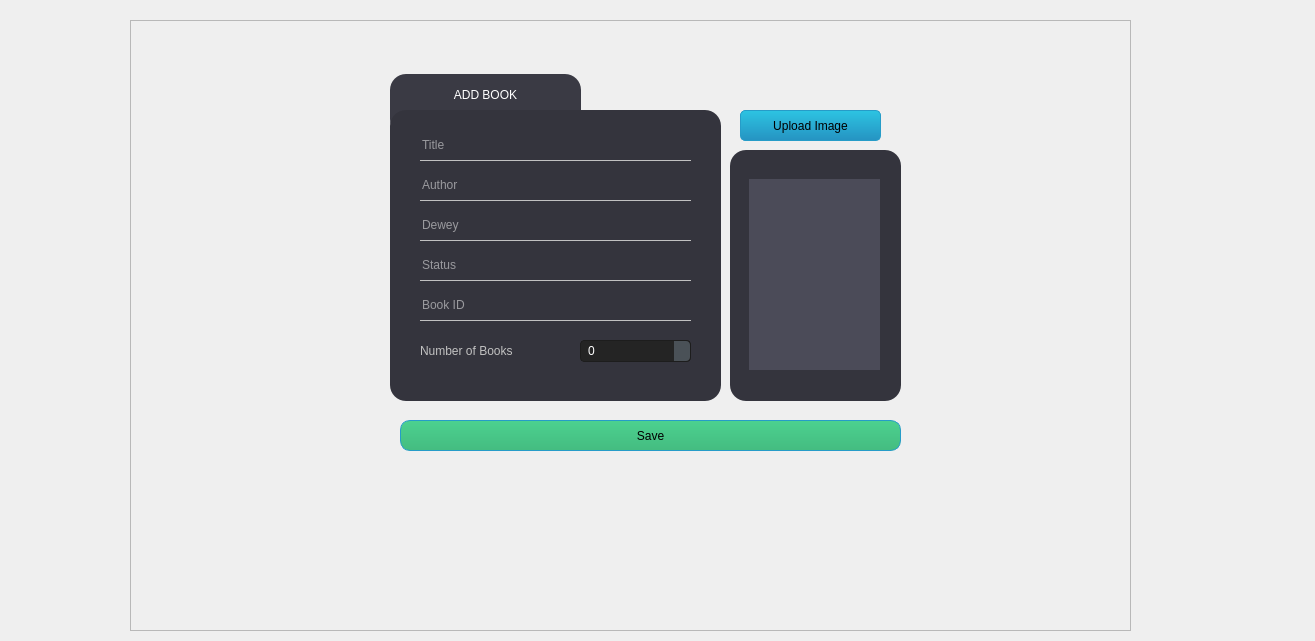
The window that theLIBRARY/addbook.ui (270122090/the_Library) describes before a commit, drawn with Qt 5.
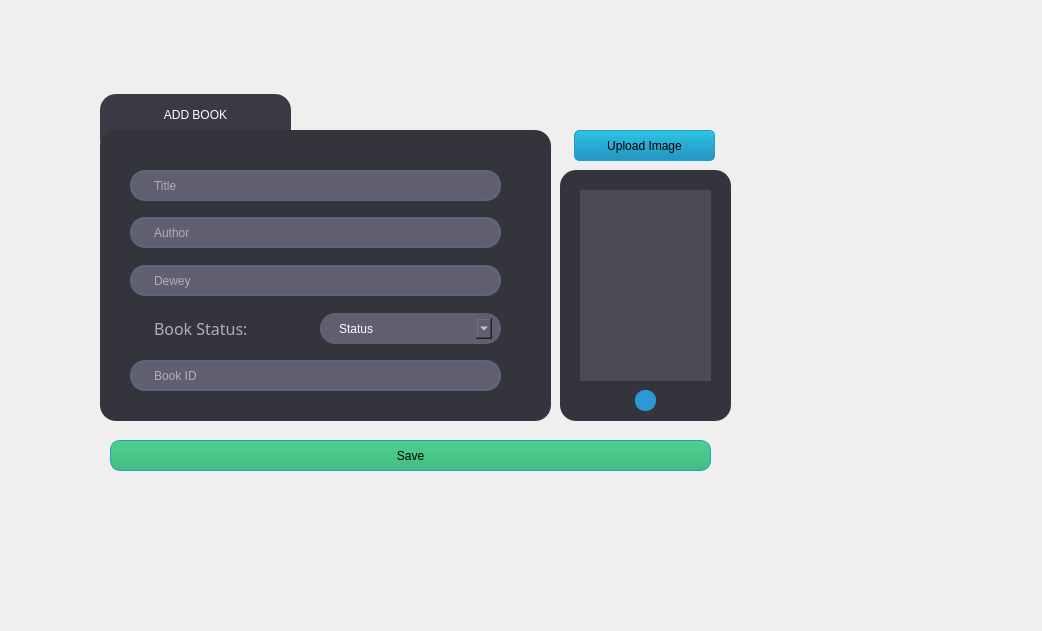
The same window after the commit. Icons and pictures are not drawn.

The edit to the form file:
```diff
--- a/theLIBRARY/addbook.ui
+++ b/theLIBRARY/addbook.ui
@@ -6,42 +6,24 @@
    <rect>
     <x>0</x>
     <y>0</y>
-    <width>1315</width>
-    <height>641</height>
+    <width>1042</width>
+    <height>631</height>
    </rect>
   </property>
   <property name="windowTitle">
    <string>Dialog</string>
   </property>
-  <widget class="QFrame" name="frame">
+  <widget class="QPushButton" name="btnloadbookimage">
    <property name="geometry">
     <rect>
-     <x>130</x>
-     <y>20</y>
-     <width>1001</width>
-     <height>611</height>
+     <x>574</x>
+     <y>130</y>
+     <width>141</width>
+     <height>31</height>
     </rect>
    </property>
    <property name="styleSheet">
-    <string notr="true"/>
-   </property>
-   <property name="frameShape">
-    <enum>QFrame::StyledPanel</enum>
-   </property>
-   <property name="frameShadow">
-    <enum>QFrame::Plain</enum>
-   </property>
-   <widget class="QPushButton" name="btnloadbookimage">
-    <property name="geometry">
-     <rect>
-      <x>610</x>
-      <y>90</y>
-      <width>141</width>
-      <height>31</height>
-     </rect>
-    </property>
-    <property name="styleSheet">
-     <string notr="true">/*-----QPushButton-----*/
+    <string notr="true">/*-----QPushButton-----*/
 QPushButton
 {
 background-color: qlineargradient(spread:pad, x1:0, y1:1, x2:0, y2:0, stop:0 rgba(37, 147, 194, 255), stop:1 rgba(45, 196, 226, 255));
@@ -70,30 +52,148 @@
 {
 background-color: qlineargradient(spread:pad, x1:0, y1:1, x2:0, y2:0, stop:0 rgba(47, 160, 194, 255), stop:1 rgba(57, 209, 209, 255));
 border: 1px solid rgb(41, 170, 182);}</string>
+   </property>
+   <property name="text">
+    <string>Upload Image</string>
+   </property>
+  </widget>
+  <widget class="QSplitter" name="splitter">
+   <property name="geometry">
+    <rect>
+     <x>110</x>
+     <y>440</y>
+     <width>601</width>
+     <height>31</height>
+    </rect>
+   </property>
+   <property name="orientation">
+    <enum>Qt::Horizontal</enum>
+   </property>
+   <widget class="QPushButton" name="btnsavebook">
+    <property name="styleSheet">
+     <string notr="true">/*-----QPushButton-----*/
+QPushButton
+{
+background-color: qlineargradient(spread:pad, x1:0, y1:1, x2:0, y2:0, stop:0 rgba(68, 188, 128, 255), stop:1 rgba(76, 209, 143, 255));
+color: black;
+font: 8pt &quot;Century Gothic&quot;;
+min-width: 80px;
+border-style: solid;
+border-width: 1px;
+border-radius: 10px;
+border-color: rgb(38, 156, 200);
+padding: 5px;}
+
+QPushButton::flat
+{
+background-color: transparent;
+border: none;
+color: #fff;}
+
+QPushButton::disabled
+{
+background-color: rgb(131, 165, 174);
+color: black;
+border-color: black;}
+
+QPushButton::hover
+{
+background-color: qlineargradient(spread:pad, x1:0, y1:1, x2:0, y2:0, stop:0 rgba(54, 149, 101, 255), stop:1 rgba(64, 175, 119, 255));
+border: 1px solid rgb(41, 170, 182);}</string>
     </property>
     <property name="text">
-     <string>Upload Image</string>
+     <string>Save</string>
     </property>
    </widget>
+  </widget>
+  <widget class="QFrame" name="addBookTabFrame">
+   <property name="geometry">
+    <rect>
+     <x>100</x>
+     <y>94</y>
+     <width>191</width>
+     <height>61</height>
+    </rect>
+   </property>
+   <property name="styleSheet">
+    <string notr="true">background-color: rgb(58, 58, 68);
+border-radius: 16px;</string>
+   </property>
+   <property name="frameShape">
+    <enum>QFrame::StyledPanel</enum>
+   </property>
+   <property name="frameShadow">
+    <enum>QFrame::Raised</enum>
+   </property>
+   <widget class="QLabel" name="addBookTtle">
+    <property name="geometry">
+     <rect>
+      <x>10</x>
+      <y>10</y>
+      <width>171</width>
+      <height>21</height>
+     </rect>
+    </property>
+    <property name="styleSheet">
+     <string notr="true">color: rgb(255, 255, 255);
+font: 75 12pt &quot;Century Gothic&quot;;</string>
+    </property>
+    <property name="text">
+     <string>ADD BOOK</string>
+    </property>
+    <property name="alignment">
+     <set>Qt::AlignCenter</set>
+    </property>
+   </widget>
+  </widget>
+  <widget class="QFrame" name="AddBookFormFrame">
+   <property name="geometry">
+    <rect>
+     <x>100</x>
+     <y>130</y>
+     <width>451</width>
+     <height>291</height>
+    </rect>
+   </property>
+   <property name="styleSheet">
+    <string notr="true">background-color: rgb(52, 52, 61);
+border-radius: 16px;</string>
+   </property>
+   <property name="frameShape">
+    <enum>QFrame::StyledPanel</enum>
+   </property>
+   <property name="frameShadow">
+    <enum>QFrame::Raised</enum>
+   </property>
    <widget class="QLineEdit" name="txtaddbook">
     <property name="geometry">
      <rect>
-      <x>290</x>
-      <y>110</y>
-      <width>271</width>
+      <x>30</x>
+      <y>40</y>
+      <width>371</width>
       <height>31</height>
      </rect>
     </property>
     <property name="styleSheet">
-     <string notr="true">background: transparent;
-border:none;
-color: white;
+     <string notr="true">QLineEdit{
+border: 2px solid rgb(96, 101, 124);
+border-radius: 15px;
+color: rgb(255, 255, 255);
 font: 12pt &quot;Century Gothic&quot;;
-border-bottom: 1px solid rgb(193, 193, 193);
-border-radius:none;</string>
-    </property>
-    <property name="text">
-     <string/>
+padding-left:20px;
+padding-rght: 20px;
+background-color: rgb(95, 95, 112);
+}
+
+
+QLineEdit::hover{
+border: 2px solid rgb(43, 153, 213);
+}
+
+QLineEdit::focus{
+border: 2px solid rgb(170, 255, 255);
+background-color:rgb(43,45,56);
+}</string>
     </property>
     <property name="placeholderText">
      <string>Title</string>
@@ -102,363 +202,271 @@
    <widget class="QLineEdit" name="txtaddauthor">
     <property name="geometry">
      <rect>
-      <x>290</x>
-      <y>150</y>
-      <width>271</width>
+      <x>30</x>
+      <y>87</y>
+      <width>371</width>
       <height>31</height>
      </rect>
     </property>
     <property name="styleSheet">
-     <string notr="true">background: transparent;
-border:none;
-color: white;
+     <string notr="true">QLineEdit{
+border: 2px solid rgb(96, 101, 124);
+border-radius: 15px;
+color: rgb(255, 255, 255);
 font: 12pt &quot;Century Gothic&quot;;
-border-bottom: 1px solid rgb(193, 193, 193);
-border-radius:none;</string>
-    </property>
-    <property name="text">
-     <string/>
+padding-left:20px;
+padding-rght: 20px;
+background-color: rgb(95, 95, 112);
+}
+
+
+QLineEdit::hover{
+border: 2px solid rgb(43, 153, 213);
+}
+
+QLineEdit::focus{
+border: 2px solid rgb(170, 255, 255);
+background-color:rgb(43,45,56);
+}</string>
     </property>
     <property name="placeholderText">
      <string>Author</string>
     </property>
    </widget>
+   <widget class="QLineEdit" name="txtadddewey">
+    <property name="geometry">
+     <rect>
+      <x>30</x>
+      <y>135</y>
+      <width>371</width>
+      <height>31</height>
+     </rect>
+    </property>
+    <property name="styleSheet">
+     <string notr="true">QLineEdit{
+border: 2px solid rgb(96, 101, 124);
+border-radius: 15px;
+color: rgb(255, 255, 255);
+font: 12pt &quot;Century Gothic&quot;;
+padding-left:20px;
+padding-rght: 20px;
+background-color: rgb(95, 95, 112);
+}
+
+
+QLineEdit::hover{
+border: 2px solid rgb(43, 153, 213);
+}
+
+QLineEdit::focus{
+border: 2px solid rgb(170, 255, 255);
+background-color:rgb(43,45,56);
+}</string>
+    </property>
+    <property name="placeholderText">
+     <string>Dewey</string>
+    </property>
+   </widget>
    <widget class="QLineEdit" name="txtaddid">
     <property name="geometry">
      <rect>
-      <x>290</x>
-      <y>270</y>
-      <width>271</width>
+      <x>30</x>
+      <y>230</y>
+      <width>371</width>
       <height>31</height>
      </rect>
     </property>
     <property name="styleSheet">
-     <string notr="true">background: transparent;
-border:none;
-color: white;
+     <string notr="true">QLineEdit{
+border: 2px solid rgb(96, 101, 124);
+border-radius: 15px;
+color: rgb(255, 255, 255);
 font: 12pt &quot;Century Gothic&quot;;
-border-bottom: 1px solid rgb(193, 193, 193);
-border-radius:none;</string>
-    </property>
-    <property name="text">
-     <string/>
+padding-left:20px;
+padding-rght: 20px;
+background-color: rgb(95, 95, 112);
+}
+
+
+QLineEdit::hover{
+border: 2px solid rgb(43, 153, 213);
+}
+
+QLineEdit::focus{
+border: 2px solid rgb(170, 255, 255);
+background-color:rgb(43,45,56);
+}</string>
     </property>
     <property name="placeholderText">
      <string>Book ID</string>
     </property>
    </widget>
-   <widget class="QFrame" name="AddBookFormFrame">
+   <widget class="QLabel" name="bookCopyLabel">
     <property name="geometry">
      <rect>
-      <x>260</x>
-      <y>90</y>
-      <width>331</width>
-      <height>291</height>
+      <x>54</x>
+      <y>188</y>
+      <width>101</width>
+      <height>21</height>
      </rect>
     </property>
+    <property name="font">
+     <font>
+      <family>Century Gothic</family>
+      <pointsize>12</pointsize>
+      <weight>50</weight>
+      <italic>false</italic>
+      <bold>false</bold>
+     </font>
+    </property>
     <property name="styleSheet">
-     <string notr="true">background-color: rgb(52, 52, 61);
+     <string notr="true">color: rgb(175, 175, 184);
+font: 12pt &quot;Century Gothic&quot;;</string>
+    </property>
+    <property name="text">
+     <string>Book Status:</string>
+    </property>
+   </widget>
+  </widget>
+  <widget class="QFrame" name="ImageFrame">
+   <property name="geometry">
+    <rect>
+     <x>560</x>
+     <y>170</y>
+     <width>171</width>
+     <height>251</height>
+    </rect>
+   </property>
+   <property name="styleSheet">
+    <string notr="true">background-color: rgb(52, 52, 61);
 border-radius: 16px;</string>
+   </property>
+   <property name="frameShape">
+    <enum>QFrame::StyledPanel</enum>
+   </property>
+   <property name="frameShadow">
+    <enum>QFrame::Raised</enum>
+   </property>
+   <widget class="QToolButton" name="tabletButton">
+    <property name="geometry">
+     <rect>
+      <x>75</x>
+      <y>220</y>
+      <width>21</width>
+      <height>21</height>
+     </rect>
     </property>
-    <property name="frameShape">
-     <enum>QFrame::StyledPanel</enum>
+    <property name="styleSheet">
+     <string notr="true">border-radius:10px;
+background-color: rgb(43, 153, 213);</string>
     </property>
-    <property name="frameShadow">
-     <enum>QFrame::Raised</enum>
+    <property name="text">
+     <string/>
     </property>
-    <widget class="QLineEdit" name="txtaddStatus">
-     <property name="geometry">
-      <rect>
-       <x>30</x>
-       <y>140</y>
-       <width>271</width>
-       <height>31</height>
-      </rect>
-     </property>
-     <property name="styleSheet">
-      <string notr="true">background: transparent;
-border:none;
-color: white;
-font: 12pt &quot;Century Gothic&quot;;
-border-bottom: 1px solid rgb(193, 193, 193);
-border-radius:none;</string>
-     </property>
-     <property name="text">
-      <string/>
-     </property>
-     <property name="placeholderText">
-      <string>Status</string>
-     </property>
-    </widget>
-    <widget class="QLineEdit" name="txtadddewey">
-     <property name="geometry">
-      <rect>
-       <x>30</x>
-       <y>100</y>
-       <width>271</width>
-       <height>31</height>
-      </rect>
-     </property>
-     <property name="styleSheet">
-      <string notr="true">background: transparent;
-border:none;
-color: white;
-font: 12pt &quot;Century Gothic&quot;;
-border-bottom: 1px solid rgb(193, 193, 193);
-border-radius:none;</string>
-     </property>
-     <property name="text">
-      <string/>
-     </property>
-     <property name="placeholderText">
-      <string>Dewey</string>
-     </property>
-    </widget>
-    <widget class="QSpinBox" name="spinQty">
-     <property name="geometry">
-      <rect>
-       <x>190</x>
-       <y>230</y>
-       <width>111</width>
-       <height>22</height>
-      </rect>
-     </property>
-     <property name="styleSheet">
-      <string notr="true">/*-----QDoubleSpinBox -*/
-QSpinBox 
-{
-	background-color: #242424;
-	color : #fff;
+    <property name="iconSize">
+     <size>
+      <width>64</width>
+      <height>64</height>
+     </size>
+    </property>
+   </widget>
+  </widget>
+  <widget class="QLabel" name="addbookimagebox">
+   <property name="geometry">
+    <rect>
+     <x>580</x>
+     <y>190</y>
+     <width>131</width>
+     <height>191</height>
+    </rect>
+   </property>
+   <property name="styleSheet">
+    <string notr="true">background-color: rgb(75, 75, 88);
+border:none;</string>
+   </property>
+   <property name="frameShape">
+    <enum>QFrame::Box</enum>
+   </property>
+   <property name="text">
+    <string/>
+   </property>
+  </widget>
+  <widget class="QFrame" name="frame">
+   <property name="geometry">
+    <rect>
+     <x>320</x>
+     <y>313</y>
+     <width>181</width>
+     <height>31</height>
+    </rect>
+   </property>
+   <property name="styleSheet">
+    <string notr="true">background-color: rgb(95, 95, 112);
+border-radius: 15px;
+</string>
+   </property>
+   <property name="frameShape">
+    <enum>QFrame::StyledPanel</enum>
+   </property>
+   <property name="frameShadow">
+    <enum>QFrame::Raised</enum>
+   </property>
+  </widget>
+  <widget class="QComboBox" name="addstatus">
+   <property name="geometry">
+    <rect>
+     <x>331</x>
+     <y>318</y>
+     <width>161</width>
+     <height>21</height>
+    </rect>
+   </property>
+   <property name="styleSheet">
+    <string notr="true">	QComboBox{
 	border: 1px solid #1d1d1d;
-	border-radius: 4px;
+	background-color: rgb(95, 95, 112);
+	color : #fff;
+	/*color: rgb(0, 0, 0);*/
+	
 	padding: 3px;
-	padding-left: 5px;
-
+	padding-left: 8px;
+	padding-right: 15px;
+	border: none;
 }
 
-
-QSpinBox::up-button
+QComboBox::down
 {
-	background-color: #4a5157;
-    width: 16px; 
-	border-top-right-radius: 4px;
-    border-width: 1px;
-	border-color: #1d1d1d;
-
+	background-color: transparent;
+	color : #fff;
 }
 
-
-QSpinBox::up-button:hover
+/*QComboBox::down-button
 {
-	background-color: #585858;
-
+	height: 5px;
 }
 
-QSpinBox::up-button:pressed
-{
-	background-color: #252525;
-    width: 16px; 
-    border-width: 1px;
 
-}
-
-
- QSpinBox::up-arrow
+/*QComboBox::down-button:hover
 {
-    image: url(://arrow-up.png);
-    width: 7px;
-    height: 7px;
+	
+	background-color: rgb(95, 95, 112);
 
-}
+}*/
 
 
-QSpinBox::down-button
+QComboBox::down-button:pressed
 {
-	background-color: #4a5157;
+	
     width: 16px; 
     border-width: 1px;
-	border-bottom-right-radius: 4px;
-	border-color: #1d1d1d;
 
 }
 
-
-QSpinBox::down-button:hover
-{
-	background-color: #585858;
-
-}
-
-
- QSpinBox::down-button:pressed
-{
-	background-color: #252525;
-    width: 16px; 
-    border-width: 1px;
-
-}
-
-
-QSpinBox::down-arrow
-{
-    image: url(://arrow-down.png);
-    width: 7px;
-    height: 7px;
-
-}</string>
-     </property>
-    </widget>
-    <widget class="QLabel" name="label_6">
-     <property name="geometry">
-      <rect>
-       <x>30</x>
-       <y>230</y>
-       <width>131</width>
-       <height>21</height>
-      </rect>
-     </property>
-     <property name="styleSheet">
-      <string notr="true">color: rgb(193, 193, 193);
-font: 12pt &quot;Century Gothic&quot;;</string>
-     </property>
-     <property name="text">
-      <string>Number of Books</string>
-     </property>
-    </widget>
-   </widget>
-   <widget class="QFrame" name="addBookTabFrame">
-    <property name="geometry">
-     <rect>
-      <x>260</x>
-      <y>54</y>
-      <width>191</width>
-      <height>61</height>
-     </rect>
-    </property>
-    <property name="styleSheet">
-     <string notr="true">background-color: rgb(58, 58, 68);
-border-radius: 16px;</string>
-    </property>
-    <property name="frameShape">
-     <enum>QFrame::StyledPanel</enum>
-    </property>
-    <property name="frameShadow">
-     <enum>QFrame::Raised</enum>
-    </property>
-    <widget class="QLabel" name="label">
-     <property name="geometry">
-      <rect>
-       <x>10</x>
-       <y>10</y>
-       <width>171</width>
-       <height>21</height>
-      </rect>
-     </property>
-     <property name="styleSheet">
-      <string notr="true">color: rgb(255, 255, 255);
-font: 75 12pt &quot;Century Gothic&quot;;</string>
-     </property>
-     <property name="text">
-      <string>ADD BOOK</string>
-     </property>
-     <property name="alignment">
-      <set>Qt::AlignCenter</set>
-     </property>
-    </widget>
-   </widget>
-   <widget class="QLabel" name="addbookimagebox">
-    <property name="geometry">
-     <rect>
-      <x>619</x>
-      <y>159</y>
-      <width>131</width>
-      <height>191</height>
-     </rect>
-    </property>
-    <property name="styleSheet">
-     <string notr="true">background-color: rgb(75, 75, 88);
-border: none;</string>
-    </property>
-    <property name="frameShape">
-     <enum>QFrame::Box</enum>
-    </property>
-    <property name="text">
-     <string/>
-    </property>
-   </widget>
-   <widget class="QFrame" name="ImageFrame">
-    <property name="geometry">
-     <rect>
-      <x>600</x>
-      <y>130</y>
-      <width>171</width>
-      <height>251</height>
-     </rect>
-    </property>
-    <property name="styleSheet">
-     <string notr="true">background-color: rgb(52, 52, 61);
-border-radius: 16px;</string>
-    </property>
-    <property name="frameShape">
-     <enum>QFrame::StyledPanel</enum>
-    </property>
-    <property name="frameShadow">
-     <enum>QFrame::Raised</enum>
-    </property>
-   </widget>
-   <widget class="QPushButton" name="btnsavebook">
-    <property name="geometry">
-     <rect>
-      <x>270</x>
-      <y>400</y>
-      <width>501</width>
-      <height>31</height>
-     </rect>
-    </property>
-    <property name="styleSheet">
-     <string notr="true">/*-----QPushButton-----*/
-QPushButton
-{
-background-color: qlineargradient(spread:pad, x1:0, y1:1, x2:0, y2:0, stop:0 rgba(68, 188, 128, 255), stop:1 rgba(76, 209, 143, 255));
-color: black;
-font: 8pt &quot;Century Gothic&quot;;
-min-width: 80px;
-border-style: solid;
-border-width: 1px;
-border-radius: 10px;
-border-color: rgb(38, 156, 200);
-padding: 5px;}
-
-QPushButton::flat
-{
-background-color: transparent;
-border: none;
-color: #fff;}
-
-QPushButton::disabled
-{
-background-color: rgb(131, 165, 174);
-color: black;
-border-color: black;}
-
-QPushButton::hover
-{
-background-color: qlineargradient(spread:pad, x1:0, y1:1, x2:0, y2:0, stop:0 rgba(54, 149, 101, 255), stop:1 rgba(64, 175, 119, 255));
-border: 1px solid rgb(41, 170, 182);}</string>
-    </property>
-    <property name="text">
-     <string>Save</string>
-    </property>
-   </widget>
-   <zorder>ImageFrame</zorder>
-   <zorder>addBookTabFrame</zorder>
-   <zorder>AddBookFormFrame</zorder>
-   <zorder>btnloadbookimage</zorder>
-   <zorder>splitter</zorder>
-   <zorder>txtaddbook</zorder>
-   <zorder>txtaddauthor</zorder>
-   <zorder>txtaddid</zorder>
-   <zorder>addbookimagebox</zorder>
+</string>
+   </property>
+   <property name="placeholderText">
+    <string>Status</string>
+   </property>
   </widget>
  </widget>
  <resources/>
```
